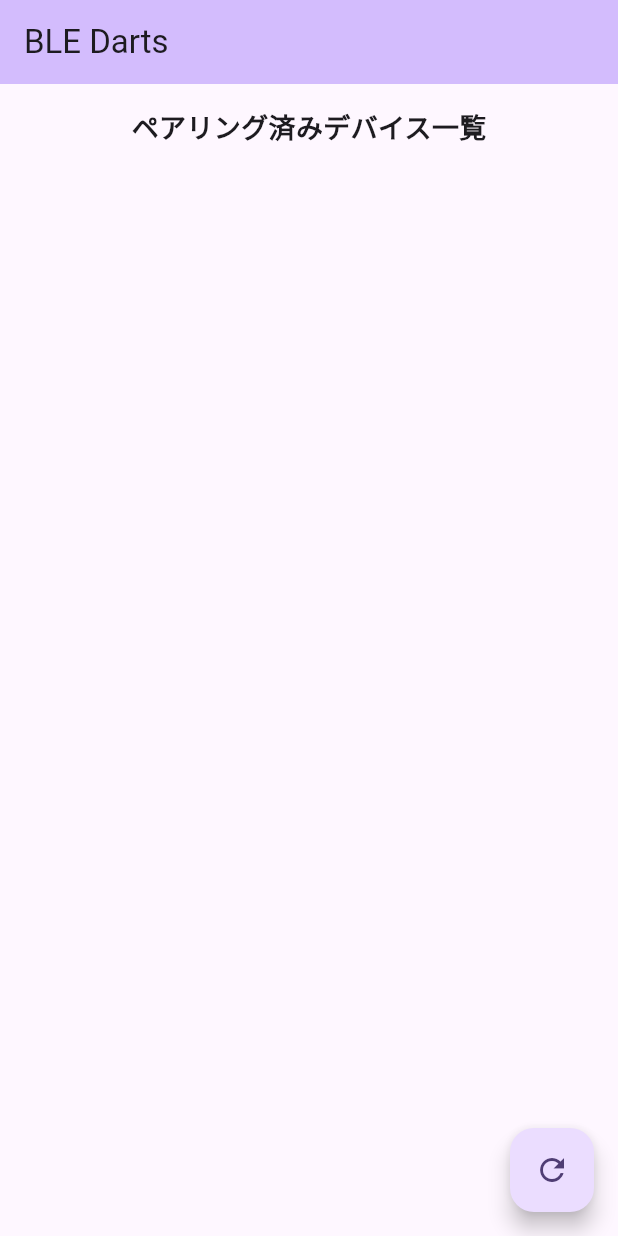
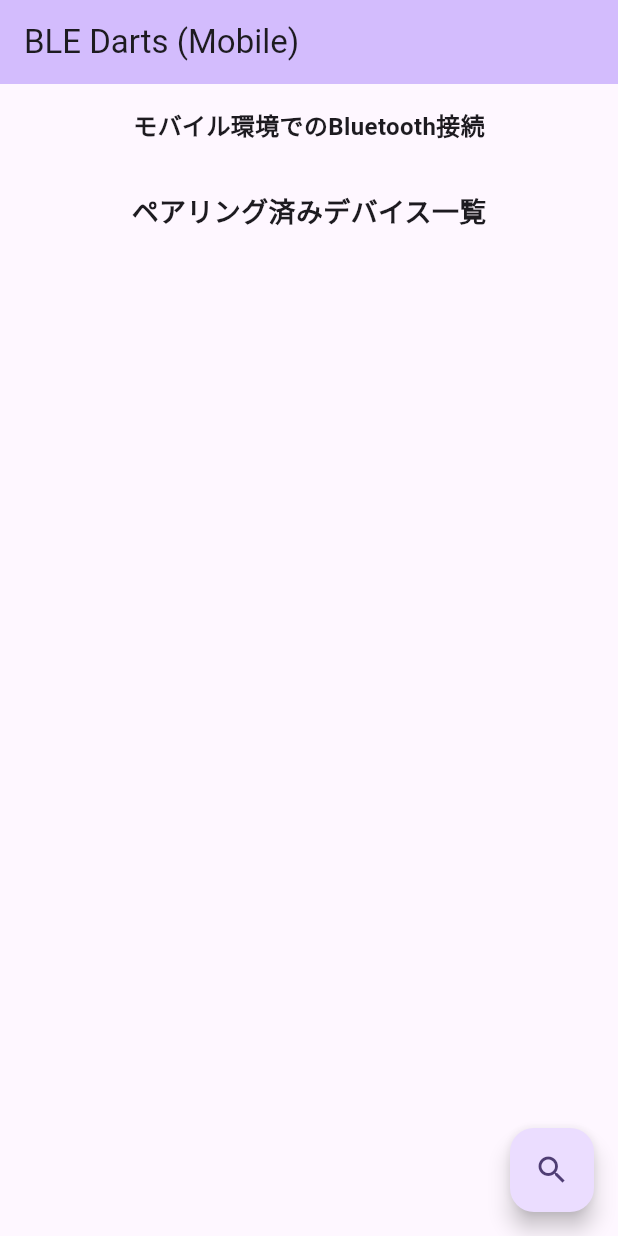
Before and after one commit to dicenull/ble_darts, a Flutter app: the screen it shows after launch, on a phone screen of 412 x 824 dp. Run offline on Flutter 3.47's test engine with Material 3 defaults, Android fonts, the phone set to English and light mode, and no system bars; our stand-ins replace flutter_bluetooth_serial, permission_handler, universal_platform; missing offline and left inert: flutter_web_bluetooth.

Commit message:
support web

```diff
--- a/lib/main.dart
+++ b/lib/main.dart
@@ -1,6 +1,8 @@
 import 'package:flutter/material.dart';
-import 'package:flutter_bluetooth_serial/flutter_bluetooth_serial.dart';
+import 'package:flutter_bluetooth_serial/flutter_bluetooth_serial.dart' as fbs;
+import 'package:flutter_web_bluetooth/flutter_web_bluetooth.dart' as fwb;
 import 'package:permission_handler/permission_handler.dart';
+import 'package:universal_platform/universal_platform.dart';
 
 void main() {
   runApp(const MyApp());
@@ -29,16 +31,25 @@ class BluetoothScreen extends StatefulWidget {
 }
 
 class _BluetoothScreenState extends State<BluetoothScreen> {
-  final FlutterBluetoothSerial _bluetooth = FlutterBluetoothSerial.instance;
-  BluetoothConnection? connection;
-  List<BluetoothDevice> _devicesList = [];
-  BluetoothDevice? _connectedDevice;
+  // Mobile用
+  fbs.FlutterBluetoothSerial? _bluetooth;
+  fbs.BluetoothConnection? connection;
+  List<fbs.BluetoothDevice> _devicesList = [];
+  fbs.BluetoothDevice? _connectedDevice;
+
+  // Web用
+  List<fwb.BluetoothDevice> _webDevicesList = [];
+  fwb.BluetoothDevice? _connectedWebDevice;
 
   @override
   void initState() {
     super.initState();
+    if (UniversalPlatform.isWeb) {
+      _initWebBluetooth();
+    } else {
       _requestPermissions();
-    _initBluetooth();
+      _initMobileBluetooth();
+    }
   }
 
   Future<void> _requestPermissions() async {
@@ -50,24 +61,35 @@ class _BluetoothScreenState extends State<BluetoothScreen> {
     ].request();
   }
 
-  Future<void> _initBluetooth() async {
-    bool? isEnabled = await _bluetooth.isEnabled;
-    if (!isEnabled!) {
-      await _bluetooth.requestEnable();
+  Future<void> _initMobileBluetooth() async {
+    _bluetooth = fbs.FlutterBluetoothSerial.instance;
+    bool? isEnabled = await _bluetooth!.isEnabled;
+    if (isEnabled != null && !isEnabled) {
+      await _bluetooth!.requestEnable();
     }
     _getPairedDevices();
   }
 
+  Future<void> _initWebBluetooth() async {
+    if (fwb.FlutterWebBluetooth.instance.isBluetoothApiSupported) {
+      print('Web Bluetooth API is supported');
+    } else {
+      print('Web Bluetooth API is not supported');
+    }
+  }
+
   void _getPairedDevices() async {
-    List<BluetoothDevice> devices = await _bluetooth.getBondedDevices();
+    if (_bluetooth != null) {
+      List<fbs.BluetoothDevice> devices = await _bluetooth!.getBondedDevices();
       setState(() {
         _devicesList = devices;
       });
     }
+  }
 
-  void _connectToDevice(BluetoothDevice device) async {
+  void _connectToMobileDevice(fbs.BluetoothDevice device) async {
     try {
-      connection = await BluetoothConnection.toAddress(device.address);
+      connection = await fbs.BluetoothConnection.toAddress(device.address);
       setState(() {
         _connectedDevice = device;
       });
@@ -82,36 +104,89 @@ class _BluetoothScreenState extends State<BluetoothScreen> {
     }
   }
 
+  void _scanForWebDevices() async {
+    try {
+      final device = await fwb.FlutterWebBluetooth.instance.requestDevice(
+        fwb.RequestOptionsBuilder.acceptAllDevices(optionalServices: []),
+      );
+
+      setState(() {
+        _webDevicesList = [device];
+      });
+
+      ScaffoldMessenger.of(
+        context,
+      ).showSnackBar(SnackBar(content: Text('デバイス ${device.name} を発見しました')));
+    } catch (e) {
+      ScaffoldMessenger.of(
+        context,
+      ).showSnackBar(SnackBar(content: Text('デバイス検索に失敗しました: $e')));
+    }
+  }
+
+  void _connectToWebDevice(fwb.BluetoothDevice device) async {
+    try {
+      await device.connect();
+      setState(() {
+        _connectedWebDevice = device;
+      });
+
+      ScaffoldMessenger.of(
+        context,
+      ).showSnackBar(SnackBar(content: Text('${device.name}に接続しました')));
+    } catch (e) {
+      ScaffoldMessenger.of(
+        context,
+      ).showSnackBar(SnackBar(content: Text('接続に失敗しました: $e')));
+    }
+  }
+
   void _disconnect() async {
+    if (UniversalPlatform.isWeb) {
+      if (_connectedWebDevice != null) {
+        _connectedWebDevice!.disconnect();
+        setState(() {
+          _connectedWebDevice = null;
+        });
+      }
+    } else {
       if (connection != null) {
         await connection!.close();
         setState(() {
           _connectedDevice = null;
           connection = null;
         });
+      }
+    }
+
     ScaffoldMessenger.of(
       context,
     ).showSnackBar(const SnackBar(content: Text('接続を切断しました')));
-    }
   }
 
   @override
   Widget build(BuildContext context) {
     return Scaffold(
       appBar: AppBar(
-        title: const Text('BLE Darts'),
+        title: Text(
+          UniversalPlatform.isWeb ? 'BLE Darts (Web)' : 'BLE Darts (Mobile)',
+        ),
         backgroundColor: Theme.of(context).colorScheme.inversePrimary,
       ),
       body: Column(
         children: [
-          if (_connectedDevice != null)
+          // 接続状態表示
+          if ((UniversalPlatform.isWeb && _connectedWebDevice != null) ||
+              (!UniversalPlatform.isWeb && _connectedDevice != null))
             Container(
               padding: const EdgeInsets.all(16),
               color: Colors.green.shade100,
               child: Row(
                 mainAxisAlignment: MainAxisAlignment.spaceBetween,
                 children: [
-                  Text('接続中: ${_connectedDevice!.name}'),
+                  Text(
+                    '接続中: ${UniversalPlatform.isWeb ? _connectedWebDevice?.name ?? 'Unknown' : _connectedDevice?.name ?? 'Unknown'}',
+                  ),
                   ElevatedButton(
                     onPressed: _disconnect,
                     child: const Text('切断'),
@@ -119,18 +194,70 @@ class _BluetoothScreenState extends State<BluetoothScreen> {
                 ],
               ),
             ),
-          const Padding(
-            padding: EdgeInsets.all(16),
+
+          // プラットフォーム情報
+          Padding(
+            padding: const EdgeInsets.all(16),
             child: Text(
-              'ペアリング済みデバイス一覧',
-              style: TextStyle(fontSize: 18, fontWeight: FontWeight.bold),
+              UniversalPlatform.isWeb
+                  ? 'Web環境でのBluetooth接続'
+                  : 'モバイル環境でのBluetooth接続',
+              style: const TextStyle(fontSize: 16, fontWeight: FontWeight.bold),
             ),
           ),
+
+          // デバイス一覧タイトル
+          Padding(
+            padding: const EdgeInsets.all(16),
+            child: Text(
+              UniversalPlatform.isWeb ? '検索されたデバイス一覧' : 'ペアリング済みデバイス一覧',
+              style: const TextStyle(fontSize: 18, fontWeight: FontWeight.bold),
+            ),
+          ),
+
+          // デバイス一覧
           Expanded(
-            child: ListView.builder(
+            child: UniversalPlatform.isWeb
+                ? _buildWebDevicesList()
+                : _buildMobileDevicesList(),
+          ),
+        ],
+      ),
+      floatingActionButton: FloatingActionButton(
+        onPressed: UniversalPlatform.isWeb
+            ? _scanForWebDevices
+            : _getPairedDevices,
+        tooltip: UniversalPlatform.isWeb ? 'デバイスを検索' : 'デバイスを再取得',
+        child: const Icon(Icons.search),
+      ),
+    );
+  }
+
+  Widget _buildWebDevicesList() {
+    return ListView.builder(
+      itemCount: _webDevicesList.length,
+      itemBuilder: (context, index) {
+        fwb.BluetoothDevice device = _webDevicesList[index];
+        return ListTile(
+          leading: const Icon(Icons.bluetooth),
+          title: Text(device.name ?? 'Unknown Device'),
+          subtitle: Text(device.id),
+          trailing: _connectedWebDevice?.id == device.id
+              ? const Icon(Icons.check_circle, color: Colors.green)
+              : ElevatedButton(
+                  onPressed: () => _connectToWebDevice(device),
+                  child: const Text('接続'),
+                ),
+        );
+      },
+    );
+  }
+
+  Widget _buildMobileDevicesList() {
+    return ListView.builder(
       itemCount: _devicesList.length,
       itemBuilder: (context, index) {
-                BluetoothDevice device = _devicesList[index];
+        fbs.BluetoothDevice device = _devicesList[index];
         return ListTile(
           leading: const Icon(Icons.bluetooth),
           title: Text(device.name ?? 'Unknown Device'),
@@ -138,20 +265,11 @@ class _BluetoothScreenState extends State<BluetoothScreen> {
           trailing: _connectedDevice?.address == device.address
               ? const Icon(Icons.check_circle, color: Colors.green)
               : ElevatedButton(
-                          onPressed: () => _connectToDevice(device),
+                  onPressed: () => _connectToMobileDevice(device),
                   child: const Text('接続'),
                 ),
         );
       },
-            ),
-          ),
-        ],
-      ),
-      floatingActionButton: FloatingActionButton(
-        onPressed: _getPairedDevices,
-        tooltip: 'デバイスを再取得',
-        child: const Icon(Icons.refresh),
-      ),
     );
   }
 
--- a/pubspec.yaml
+++ b/pubspec.yaml
@@ -36,6 +36,8 @@ dependencies:
   cupertino_icons: ^1.0.8
   flutter_bluetooth_serial: ^0.4.0
   permission_handler: ^10.2.0
+  flutter_web_bluetooth: ^0.2.3
+  universal_platform: ^1.0.0+1
 
 dev_dependencies:
   flutter_test:
```
Also changed, not shown: pubspec.lock. Lines whose indentation alone changed are shown as unchanged.
